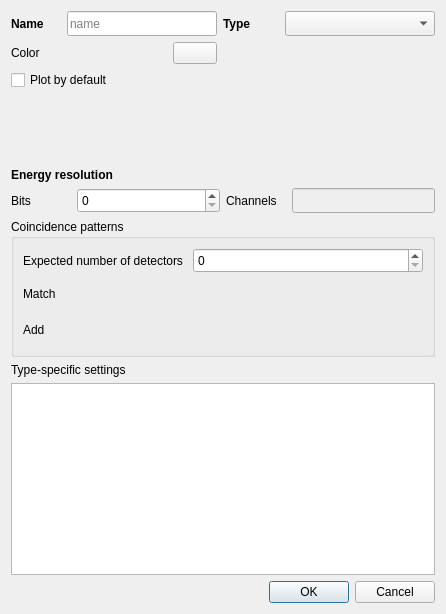
This is gui/daq/dialog_spectrum_template.ui in usnistgov/qpx-gamma as Qt 5 draws it before an edit. The edited form follows.
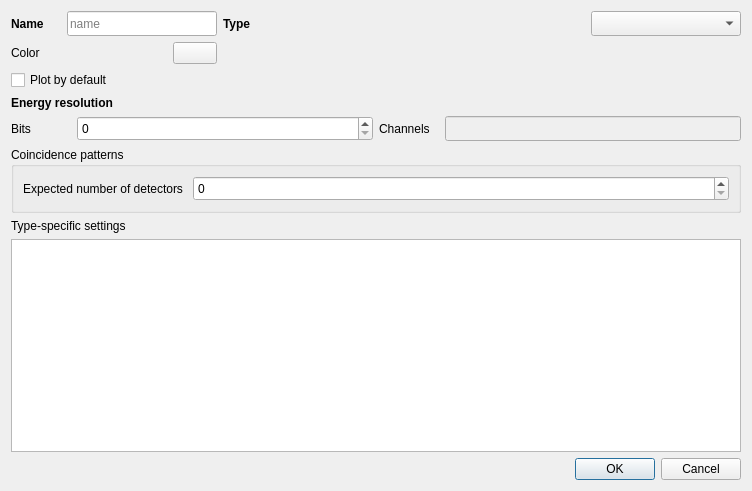
This is the edited form. Icons and pictures are not drawn. Custom widgets are drawn as their Qt base class.

Commit message: patterns as generic settings

```diff
--- a/gui/daq/dialog_spectrum_template.ui
+++ b/gui/daq/dialog_spectrum_template.ui
@@ -9,8 +9,8 @@
    <rect>
     <x>0</x>
     <y>0</y>
-    <width>446</width>
-    <height>614</height>
+    <width>752</width>
+    <height>491</height>
    </rect>
   </property>
   <property name="focusPolicy">
@@ -279,19 +279,6 @@
          </property>
         </widget>
        </item>
-       <item>
-        <spacer name="verticalSpacer">
-         <property name="orientation">
-          <enum>Qt::Vertical</enum>
-         </property>
-         <property name="sizeHint" stdset="0">
-          <size>
-           <width>20</width>
-           <height>40</height>
-          </size>
-         </property>
-        </spacer>
-       </item>
       </layout>
      </item>
      <item>
@@ -361,7 +348,7 @@
          <property name="minimumSize">
           <size>
            <width>0</width>
-           <height>100</height>
+           <height>40</height>
           </size>
          </property>
          <property name="text">
@@ -392,80 +379,6 @@
       <string>Coincidence patterns</string>
      </property>
      <layout class="QGridLayout" name="gridLayout_2">
-      <item row="1" column="0">
-       <layout class="QHBoxLayout" name="horizontalLayout_10">
-        <item>
-         <layout class="QVBoxLayout" name="verticalLayout_2">
-          <item>
-           <layout class="QHBoxLayout" name="horizontalLayout_2">
-            <item>
-             <widget class="QLabel" name="label_5">
-              <property name="minimumSize">
-               <size>
-                <width>50</width>
-                <height>20</height>
-               </size>
-              </property>
-              <property name="text">
-               <string>Match</string>
-              </property>
-             </widget>
-            </item>
-            <item>
-             <widget class="QpxPatternEditor" name="patternMatch" native="true">
-              <property name="sizePolicy">
-               <sizepolicy hsizetype="Minimum" vsizetype="Minimum">
-                <horstretch>0</horstretch>
-                <verstretch>0</verstretch>
-               </sizepolicy>
-              </property>
-              <property name="minimumSize">
-               <size>
-                <width>200</width>
-                <height>30</height>
-               </size>
-              </property>
-             </widget>
-            </item>
-           </layout>
-          </item>
-          <item>
-           <layout class="QHBoxLayout" name="horizontalLayout_3">
-            <item>
-             <widget class="QLabel" name="label_6">
-              <property name="minimumSize">
-               <size>
-                <width>50</width>
-                <height>20</height>
-               </size>
-              </property>
-              <property name="text">
-               <string>Add</string>
-              </property>
-             </widget>
-            </item>
-            <item>
-             <widget class="QpxPatternEditor" name="patternAdd" native="true">
-              <property name="sizePolicy">
-               <sizepolicy hsizetype="Minimum" vsizetype="Minimum">
-                <horstretch>0</horstretch>
-                <verstretch>0</verstretch>
-               </sizepolicy>
-              </property>
-              <property name="minimumSize">
-               <size>
-                <width>200</width>
-                <height>30</height>
-               </size>
-              </property>
-             </widget>
-            </item>
-           </layout>
-          </item>
-         </layout>
-        </item>
-       </layout>
-      </item>
       <item row="0" column="0">
        <layout class="QHBoxLayout" name="horizontalLayout_11">
         <item>
@@ -513,12 +426,6 @@
   <zorder>label_10</zorder>
  </widget>
  <customwidgets>
-  <customwidget>
-   <class>QpxPatternEditor</class>
-   <extends>QWidget</extends>
-   <header>widget_pattern.h</header>
-   <container>1</container>
-  </customwidget>
   <customwidget>
    <class>QtColorPicker</class>
    <extends>QWidget</extends>
```
The commit also changes 22 other files.
